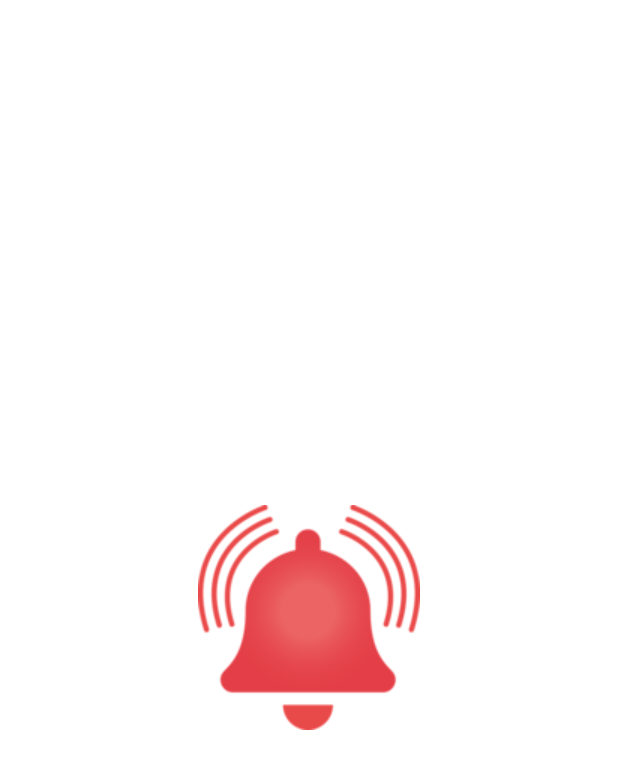
After one commit to ppcomp/knu-notice-client, an Android app: the SplashActivity screen opened directly, with no data from a screen before it, on a phone screen of 412 x 824 dp. The commit adds this screen. Shown: the top 769 px of the screen. Run offline under Robolectric (Android 15) with nearby library versions, the phone set to English and light mode, and no system bars; 1 statement that could not run was skipped.

Commit message:
intro 기능 추가

```diff
--- a/Knu_push_app/app/src/main/AndroidManifest.xml
+++ b/Knu_push_app/app/src/main/AndroidManifest.xml
@@ -22,13 +22,17 @@
             android:label="@string/title_activity_login" />
         <activity android:name=".Setting" />
         <activity android:name=".SubList" />
-        <activity android:name=".MainActivity">
+        <activity
+            android:name=".SplashActivity"
+            android:theme="@style/SplashTheme">
             <intent-filter>
                 <action android:name="android.intent.action.MAIN" />
 
                 <category android:name="android.intent.category.LAUNCHER" />
             </intent-filter>
         </activity>
+        <activity android:name=".MainActivity"/>
+
     </application>
 
 </manifest>
--- /dev/null
+++ b/Knu_push_app/app/src/main/java/com/example/myapplication/SplashActivity.kt
@@ -0,0 +1,18 @@
+package com.example.myapplication
+
+import android.content.Intent
+import android.os.Bundle
+import androidx.appcompat.app.AppCompatActivity
+
+
+class SplashActivity : AppCompatActivity() {
+
+    override fun onCreate(savedInstanceState: Bundle?){
+        super.onCreate(savedInstanceState)
+
+        var intent = Intent(this, MainActivity::class.java)
+        startActivity(intent)
+        finish()
+    }
+
+}
--- /dev/null
+++ b/Knu_push_app/app/src/main/res/drawable/splash_background.xml
@@ -0,0 +1,12 @@
+<?xml version="1.0" encoding="utf-8"?>
+<layer-list xmlns:android="http://schemas.android.com/apk/res/android">
+    <item
+        android:drawable="@color/colorWhite"/>
+        <!-- 배경으로 채울 색상-->
+    <item>
+        <bitmap
+            android:gravity="center"
+            android:src="@drawable/logo_for_splash"/>
+        <!-- 이미지파일-->
+    </item>
+</layer-list>
--- a/Knu_push_app/app/src/main/res/values/styles.xml
+++ b/Knu_push_app/app/src/main/res/values/styles.xml
@@ -10,4 +10,9 @@
 <!--        <item name="android:windowDrawsSystemBarBackgrounds">true</item>-->
     </style>
 
+    <!-- For Splash Screen -->
+    <style name="SplashTheme" parent="Theme.AppCompat.NoActionBar">
+        <item name="android:windowBackground">@drawable/splash_background</item>
+    </style>
+
 </resources>
```
Also changed, not shown: Knu_push_app/app/src/main/res/drawable-v24/logo_for_splash.png (added).
